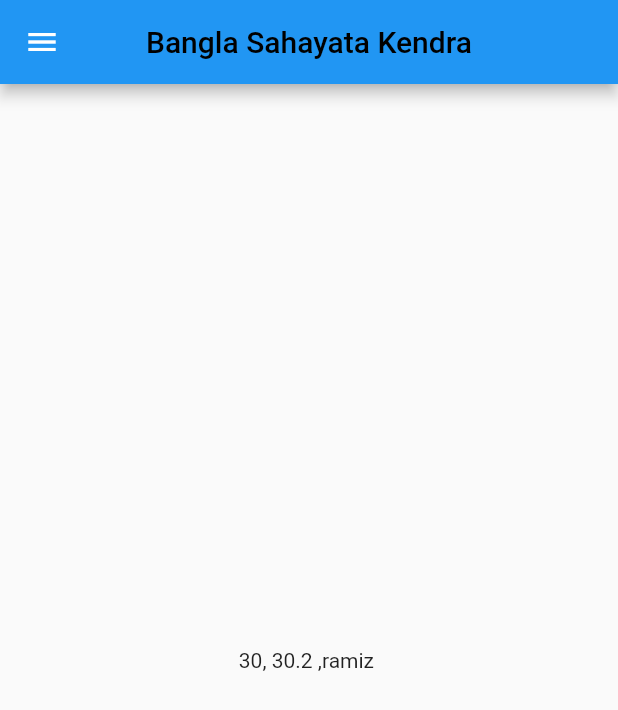
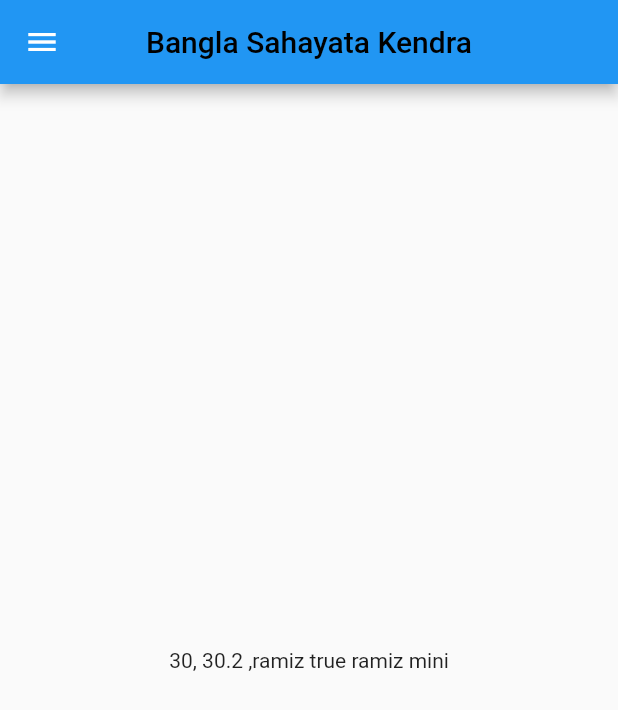
Before and after one commit to ramiz1324/Bsk30days, a Flutter app: the screen it shows after launch, on a phone screen of 412 x 824 dp. Shown: the top 710 px of the screen. Run offline on Flutter 3.47's test engine with Material 2 defaults, Android fonts, the light colour scheme and no system bars.

Commit message:
bsk_day3 completed

```diff
--- a/lib/main.dart
+++ b/lib/main.dart
@@ -1,5 +1,8 @@
-import 'package:bsk_flutter_1/homepage.dart';
+
+import 'package:bsk_flutter_1/pages/homepage.dart';
 import 'package:flutter/material.dart';
+
+import 'loginPage.dart';
 
 void main() {
   runApp(Myapp());
@@ -14,7 +17,19 @@
       debugShowCheckedModeBanner:false,
       title: "Bangla Sahayata Kendra",
       theme: ThemeData(primarySwatch: Colors.blue),
-      home: Homepage()
+      //home: Homepage(),
+      themeMode: ThemeMode.light,
+      darkTheme: ThemeData(
+        brightness: Brightness.dark
+      ),
+       initialRoute: "/homepage",
+      routes: {
+        "/": (context) => LoginPage(),
+        "/homepage": (context) =>Homepage()
+
+
+      },
+
 
     );
   }
--- a/lib/homepage.dart
+++ b/lib/pages/homepage.dart
@@ -8,6 +8,8 @@
     int days = 30;
     double temp = 30.2;
     String name = "ramiz";
+    bool male = true;
+    var strng = "ramiz mini";
     return Scaffold(
       appBar: AppBar(
         title: Text(
@@ -17,7 +19,7 @@
         centerTitle: true,
       ),
       drawer: Drawer(),
-      body: Center(child: Text("$days, $temp ,$name ")),
+      body: Center(child: Text("$days, $temp ,$name $male $strng")),
     );
   }
 }
```
Also changed, not shown: lib/loginpage.dart (added, +18 -0 lines).
